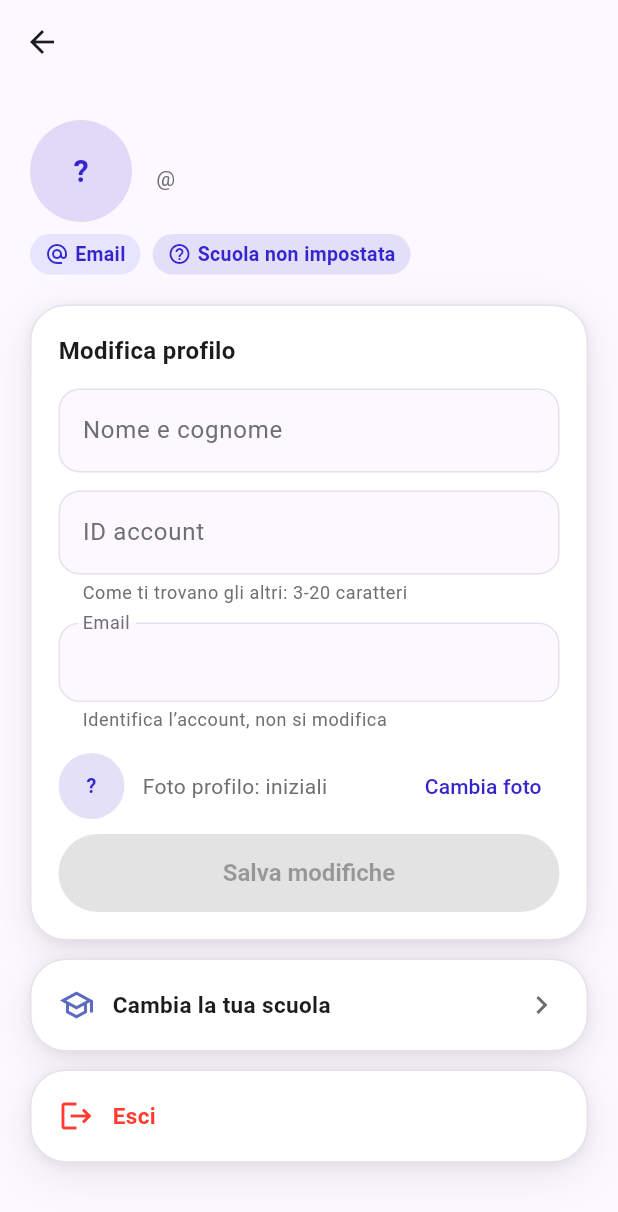
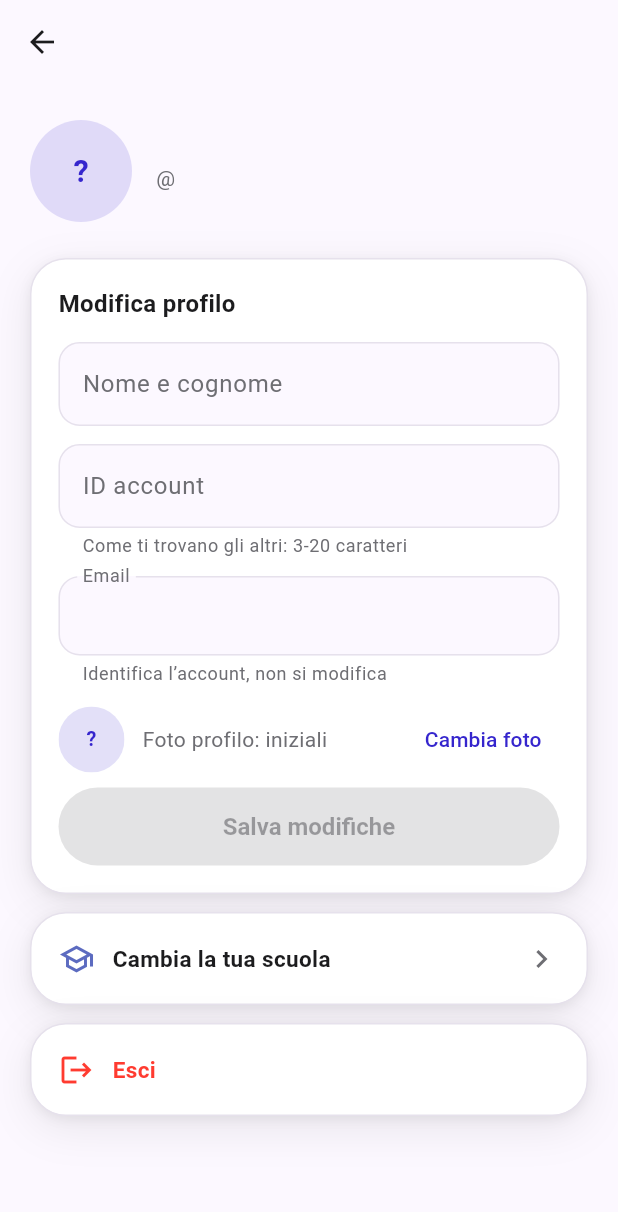
Before and after one commit to MagnificoRettore/math-app, a Flutter app: the ProfileScreen screen opened directly, on a phone screen of 412 x 824 dp. Shown: the top 1212 px of the screen. Run offline on Flutter 3.47's test engine with Material 3 defaults, Android fonts, the phone set to English and light mode, and no system bars; our stand-ins replace lottie, material_symbols_icons, shared_preferences; missing offline and left inert: flutter_math_fork, material_3_expressive; accounts and stored records are empty; network calls fail.

Commit message:
refactor: il cambio tema parte subito, il profilo perde le due pillole
Il tratto sole/luna scende da 2s a 500ms e i colori da 2s a 400ms: due secondi
di interpolazione su sfondo, card e testo si leggono come un'attesa, non come
un passaggio. L'animazione ora parte prima del tema, che cambia 100ms dopo
(_themeChangeDelay), così l'icona è già in viaggio quando i colori cominciano:
i 400ms sono i 500ms dell'icona meno quei 100ms, quindi i due viaggi finiscono
insieme e nessuno resta protagonista da solo. Il timer del ritardo non viene
cancellato in dispose, perché scrive sullo store e non tocca il widget.

Nella pagina profilo spariscono le due pillole sotto la foto (metodo di accesso
e scuola): il metodo è già nel bottone da cui si è entrati e la scuola ha la sua
card «Cambia la tua scuola». Con loro cade il widget _AuthChip e l'helper
_iconFor, che non avevano altri lettori.

Test: theme_toggle_test ha un caso nuovo, l'animazione parte prima del cambio
tema, e quello dei 500ms campiona a metà percorso. 401 test verdi, analyze
pulito.

```diff
--- a/lib/screens/profile_screen.dart
+++ b/lib/screens/profile_screen.dart
@@ -236,44 +236,6 @@ class _ProfileContentState extends State<_ProfileContent> {
                     user.email,
                     overflow: TextOverflow.ellipsis,
                     style: TextStyle(fontSize: 14, color: c.textSecondary),
-                  ),
-                ],
-              ),
-            ),
-          ],
-        ),
-        const SizedBox(height: 4),
-        Row(
-          children: [
-            _AuthChip(
-              label: user.authMethod == AuthMethod.google ? 'Google' : 'Email',
-              icon: user.authMethod == AuthMethod.google
-                  ? Icons.g_mobiledata
-                  : Icons.alternate_email,
-            ),
-            const SizedBox(width: 8),
-            Container(
-              padding: const EdgeInsets.symmetric(horizontal: 10, vertical: 4),
-              decoration: BoxDecoration(
-                color: levelColor.withValues(alpha: 0.12),
-                borderRadius: BorderRadius.circular(20),
-              ),
-              child: Row(
-                mainAxisSize: MainAxisSize.min,
-                children: [
-                  Icon(
-                    level == null ? Icons.help_outline : _iconFor(level.icon),
-                    size: 16,
-                    color: levelColor,
-                  ),
-                  const SizedBox(width: 4),
-                  Text(
-                    level?.title ?? 'Scuola non impostata',
-                    style: TextStyle(
-                      fontSize: 13,
-                      fontWeight: FontWeight.w600,
-                      color: levelColor,
-                    ),
                   ),
                 ],
               ),
@@ -544,19 +506,6 @@ class _ProfileContentState extends State<_ProfileContent> {
       );
   }
 
-  IconData _iconFor(String name) {
-    switch (name) {
-      case 'school':
-        return Icons.school_outlined;
-      case 'account_balance':
-        return Icons.account_balance_outlined;
-      case 'menu_book':
-        return Icons.menu_book_outlined;
-      default:
-        return Icons.category_outlined;
-    }
-  }
-
   Color _colorFor(AppPalette c, String name) {
     switch (name) {
       case 'school':
@@ -605,37 +554,3 @@ class _ReadOnlyField extends StatelessWidget {
     );
   }
 }
-
-class _AuthChip extends StatelessWidget {
-  final String label;
-  final IconData icon;
-
-  const _AuthChip({required this.label, required this.icon});
-
-  @override
-  Widget build(BuildContext context) {
-    final c = AppColors.of(context);
-    return Container(
-      padding: const EdgeInsets.symmetric(horizontal: 10, vertical: 4),
-      decoration: BoxDecoration(
-        color: c.accentSoft,
-        borderRadius: BorderRadius.circular(20),
-      ),
-      child: Row(
-        mainAxisSize: MainAxisSize.min,
-        children: [
-          Icon(icon, size: 16, color: c.accent),
-          const SizedBox(width: 4),
-          Text(
-            label,
-            style: TextStyle(
-              fontSize: 13,
-              fontWeight: FontWeight.w600,
-              color: c.accent,
-            ),
-          ),
-        ],
-      ),
-    );
-  }
-}
--- a/lib/theme/app_theme.dart
+++ b/lib/theme/app_theme.dart
@@ -6,12 +6,13 @@ class AppTheme {
   /// Durata e curva del passaggio fra tema chiaro e tema scuro.
   ///
   /// Flutter di default anima il tema con 200ms lineari, che si leggono come un
-  /// lampo. Qui il passaggio dura 2s con easing emphasized, così i colori sono
-  /// visibili mentre viaggiano. I 2s sono gli stessi dell'animazione sole/luna
-  /// del toggle (`ThemeToggle._transition`): i due viaggi sono lunghi uguali,
-  /// quindi nessuno finisce prima e resta protagonista da solo.
+  /// lampo. Qui il passaggio dura 400ms con easing emphasized, così i colori sono
+  /// visibili mentre viaggiano senza rallentare il cambio. Sono i 500ms
+  /// dell'animazione sole/luna (`ThemeToggle._transition`) meno i 100ms di
+  /// ritardo con cui il tema si cambia: i colori partono quando l'icona è già in
+  /// viaggio e arrivano con lei.
   static const AnimationStyle transitionStyle = AnimationStyle(
-    duration: Duration(seconds: 2),
+    duration: Duration(milliseconds: 400),
     curve: Curves.easeInOutCubicEmphasized,
   );
 
```
Also changed, not shown: lib/widgets/theme_toggle.dart (+19 -8 lines), 3 other files.
